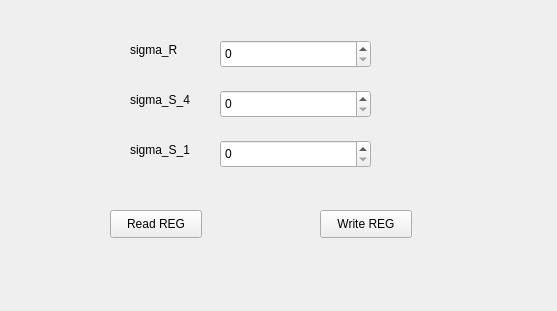
The window that Link_tab/nr_yuv_tab.ui (HuJingwen1211/MCISP) describes before a commit, drawn with Qt 5.
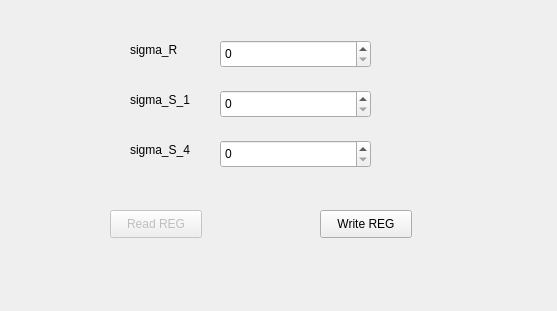
The same window after the commit.

```diff
--- a/Link_tab/nr_yuv_tab.ui
+++ b/Link_tab/nr_yuv_tab.ui
@@ -27,7 +27,7 @@
    <property name="geometry">
     <rect>
      <x>220</x>
-     <y>90</y>
+     <y>140</y>
      <width>151</width>
      <height>28</height>
     </rect>
@@ -37,7 +37,7 @@
    <property name="geometry">
     <rect>
      <x>220</x>
-     <y>140</y>
+     <y>90</y>
      <width>151</width>
      <height>28</height>
     </rect>
@@ -60,7 +60,7 @@
    <property name="geometry">
     <rect>
      <x>130</x>
-     <y>90</y>
+     <y>140</y>
      <width>81</width>
      <height>19</height>
     </rect>
@@ -73,7 +73,7 @@
    <property name="geometry">
     <rect>
      <x>130</x>
-     <y>140</y>
+     <y>90</y>
      <width>81</width>
      <height>20</height>
     </rect>
@@ -83,6 +83,9 @@
    </property>
   </widget>
   <widget class="QPushButton" name="nryuv_read_btn">
+   <property name="enabled">
+    <bool>false</bool>
+   </property>
    <property name="geometry">
     <rect>
      <x>110</x>
```
